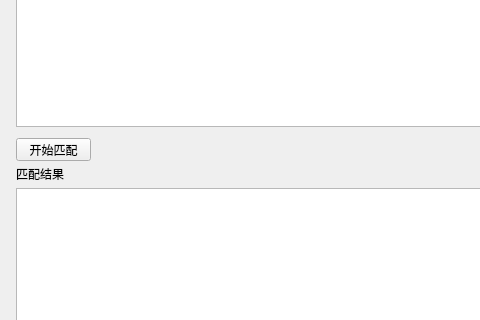
The window that main_ui.ui (chroming/PythonRegexTool) describes before a commit, drawn with Qt 5; both pictures show x 0 to 480 and y 202 to 522 of the 797 by 738 pixel window.
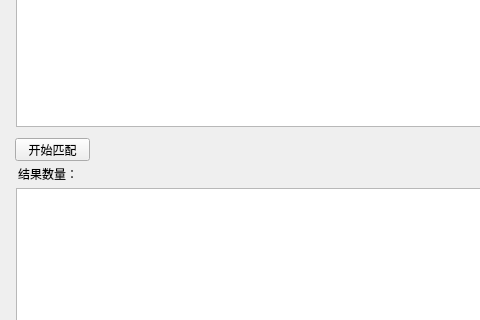
The same window after the commit.

Commit message: 结果数量显示位置修改

```diff
--- a/main_ui.ui
+++ b/main_ui.ui
@@ -88,20 +88,20 @@
    <widget class="QLabel" name="label_3">
     <property name="geometry">
      <rect>
-      <x>16</x>
+      <x>18</x>
       <y>368</y>
-      <width>48</width>
+      <width>58</width>
       <height>16</height>
      </rect>
     </property>
     <property name="text">
-     <string>匹配结果</string>
+     <string>结果数量：</string>
     </property>
    </widget>
    <widget class="QPushButton" name="run_button">
     <property name="geometry">
      <rect>
-      <x>16</x>
+      <x>15</x>
       <y>340</y>
       <width>75</width>
       <height>23</height>
```
Left out of the diff: 13 changed lines with no effect on the pictures. The commit also changes 1 other file.
